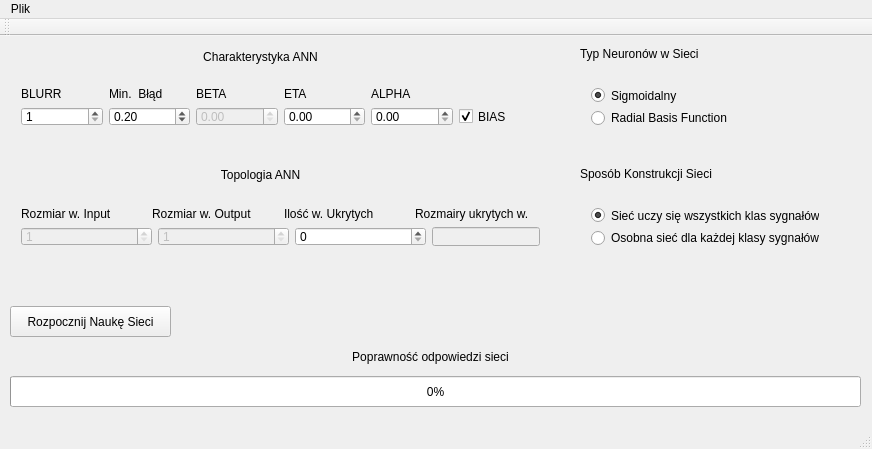
Qt form mainwindow.ui (coyote443/NeuralNetForMarket) before a commit.
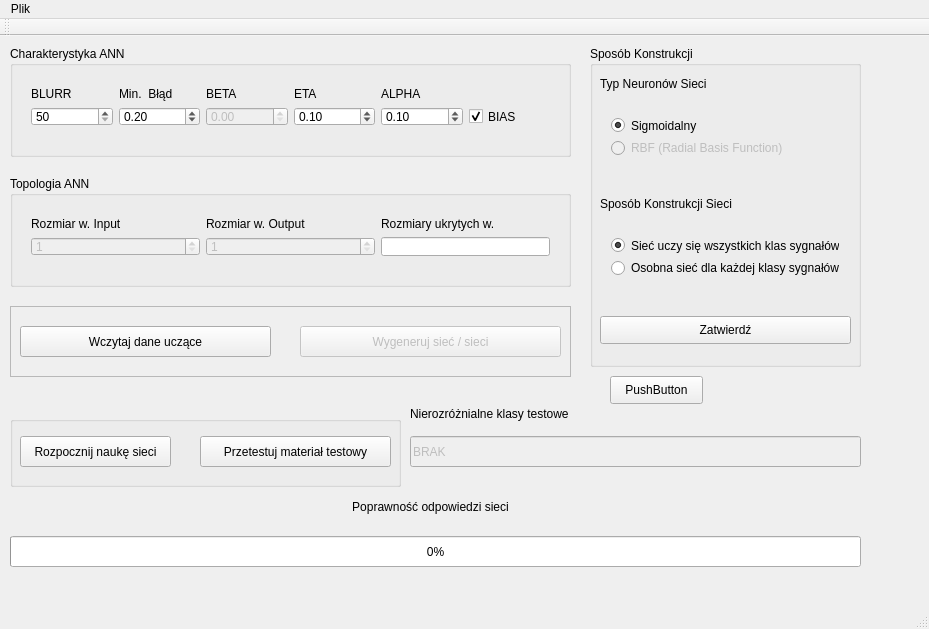
The same form after that commit.

Patch:
```diff
--- a/mainwindow.ui
+++ b/mainwindow.ui
@@ -6,8 +6,8 @@
    <rect>
     <x>0</x>
     <y>0</y>
-    <width>872</width>
-    <height>449</height>
+    <width>929</width>
+    <height>629</height>
    </rect>
   </property>
   <property name="windowTitle">
@@ -17,11 +17,96 @@
    <bool>false</bool>
   </property>
   <widget class="QWidget" name="centralWidget">
+   <widget class="QProgressBar" name="progressBar">
+    <property name="geometry">
+     <rect>
+      <x>10</x>
+      <y>500</y>
+      <width>851</width>
+      <height>31</height>
+     </rect>
+    </property>
+    <property name="toolTip">
+     <string>&lt;html&gt;&lt;head/&gt;&lt;body&gt;&lt;p&gt;&lt;span style=&quot; font-weight:600;&quot;&gt;Uwaga&lt;/span&gt;. Zbyt wysoka wartość może wiązać się z przeuczeniem sieci.&lt;/p&gt;&lt;/body&gt;&lt;/html&gt;</string>
+    </property>
+    <property name="whatsThis">
+     <string>&lt;html&gt;&lt;head/&gt;&lt;body&gt;&lt;p&gt;&lt;br/&gt;&lt;/p&gt;&lt;/body&gt;&lt;/html&gt;</string>
+    </property>
+    <property name="value">
+     <number>0</number>
+    </property>
+   </widget>
+   <widget class="QLabel" name="label_6">
+    <property name="geometry">
+     <rect>
+      <x>10</x>
+      <y>460</y>
+      <width>841</width>
+      <height>21</height>
+     </rect>
+    </property>
+    <property name="text">
+     <string>Poprawność odpowiedzi sieci</string>
+    </property>
+    <property name="alignment">
+     <set>Qt::AlignCenter</set>
+    </property>
+   </widget>
+   <widget class="QLineEdit" name="lineEdit_2">
+    <property name="enabled">
+     <bool>false</bool>
+    </property>
+    <property name="geometry">
+     <rect>
+      <x>410</x>
+      <y>400</y>
+      <width>451</width>
+      <height>31</height>
+     </rect>
+    </property>
+    <property name="sizePolicy">
+     <sizepolicy hsizetype="Fixed" vsizetype="Fixed">
+      <horstretch>0</horstretch>
+      <verstretch>0</verstretch>
+     </sizepolicy>
+    </property>
+    <property name="toolTip">
+     <string>&lt;html&gt;&lt;head/&gt;&lt;body&gt;&lt;p&gt;Kolejne rozmiary warstw ukrytych sieci.&lt;/p&gt;&lt;/body&gt;&lt;/html&gt;</string>
+    </property>
+    <property name="text">
+     <string>BRAK</string>
+    </property>
+   </widget>
+   <widget class="QLabel" name="label_15">
+    <property name="geometry">
+     <rect>
+      <x>410</x>
+      <y>370</y>
+      <width>171</width>
+      <height>16</height>
+     </rect>
+    </property>
+    <property name="text">
+     <string>Nierozróżnialne klasy testowe</string>
+    </property>
+   </widget>
+   <widget class="QGroupBox" name="groupBoxSpecifi">
+    <property name="geometry">
+     <rect>
+      <x>10</x>
+      <y>10</y>
+      <width>561</width>
+      <height>111</height>
+     </rect>
+    </property>
+    <property name="title">
+     <string>Charakterystyka ANN</string>
+    </property>
    <widget class="QWidget" name="verticalLayoutWidget">
     <property name="geometry">
      <rect>
       <x>10</x>
-      <y>40</y>
+       <y>30</y>
       <width>541</width>
       <height>61</height>
      </rect>
@@ -81,7 +166,7 @@
           <string>&lt;html&gt;&lt;head/&gt;&lt;body&gt;&lt;p&gt;Określa po ilu próbkach ma nastąpić obliczenie średniej wartości błędu.&lt;/p&gt;&lt;/body&gt;&lt;/html&gt;</string>
          </property>
          <property name="minimum">
-          <number>1</number>
+           <number>50</number>
          </property>
          <property name="maximum">
           <number>10000</number>
@@ -131,6 +216,9 @@
          <property name="singleStep">
           <double>0.100000000000000</double>
          </property>
+          <property name="value">
+           <double>0.100000000000000</double>
+          </property>
         </widget>
        </item>
        <item>
@@ -144,6 +232,9 @@
          <property name="singleStep">
           <double>0.100000000000000</double>
          </property>
+          <property name="value">
+           <double>0.100000000000000</double>
+          </property>
         </widget>
        </item>
        <item>
@@ -163,91 +254,206 @@
      </item>
     </layout>
    </widget>
+   </widget>
+   <widget class="QGroupBox" name="groupBoxButtons">
+    <property name="geometry">
+     <rect>
+      <x>10</x>
+      <y>380</y>
+      <width>391</width>
+      <height>71</height>
+     </rect>
+    </property>
+    <property name="title">
+     <string/>
+    </property>
    <widget class="QPushButton" name="pushButtonStartNetworkLearning">
     <property name="geometry">
      <rect>
       <x>10</x>
-      <y>270</y>
-      <width>161</width>
+       <y>20</y>
+       <width>151</width>
       <height>31</height>
      </rect>
     </property>
     <property name="text">
-     <string>Rozpocznij Naukę Sieci</string>
-    </property>
-   </widget>
-   <widget class="QProgressBar" name="progressBar">
+      <string>Rozpocznij naukę sieci</string>
+     </property>
+    </widget>
+    <widget class="QPushButton" name="pushButton">
     <property name="geometry">
      <rect>
-      <x>10</x>
-      <y>340</y>
-      <width>851</width>
+       <x>190</x>
+       <y>20</y>
+       <width>191</width>
       <height>31</height>
      </rect>
     </property>
-    <property name="toolTip">
-     <string>&lt;html&gt;&lt;head/&gt;&lt;body&gt;&lt;p&gt;&lt;span style=&quot; font-weight:600;&quot;&gt;Uwaga&lt;/span&gt;. Zbyt wysoka wartość może wiązać się z przeuczeniem sieci.&lt;/p&gt;&lt;/body&gt;&lt;/html&gt;</string>
-    </property>
-    <property name="whatsThis">
-     <string>&lt;html&gt;&lt;head/&gt;&lt;body&gt;&lt;p&gt;&lt;br/&gt;&lt;/p&gt;&lt;/body&gt;&lt;/html&gt;</string>
-    </property>
-    <property name="value">
-     <number>0</number>
-    </property>
-   </widget>
-   <widget class="QLabel" name="label_6">
-    <property name="geometry">
-     <rect>
-      <x>10</x>
-      <y>310</y>
-      <width>841</width>
-      <height>21</height>
-     </rect>
-    </property>
     <property name="text">
-     <string>Poprawność odpowiedzi sieci</string>
-    </property>
-    <property name="alignment">
-     <set>Qt::AlignCenter</set>
-    </property>
-   </widget>
-   <widget class="QLabel" name="label_8">
+      <string>Przetestuj materiał testowy</string>
+     </property>
+    </widget>
+   </widget>
+   <widget class="QGroupBox" name="groupBoxWayOfNetConstruct">
     <property name="geometry">
      <rect>
-      <x>10</x>
+      <x>590</x>
       <y>10</y>
-      <width>501</width>
-      <height>21</height>
+      <width>271</width>
+      <height>321</height>
      </rect>
     </property>
+    <property name="title">
+     <string>Sposób Konstrukcji</string>
+    </property>
+    <widget class="QWidget" name="verticalLayoutWidget_4">
+     <property name="geometry">
+      <rect>
+       <x>10</x>
+       <y>60</y>
+       <width>251</width>
+       <height>61</height>
+      </rect>
+     </property>
+     <layout class="QVBoxLayout" name="verticalLayout_3">
+      <item>
+       <widget class="QRadioButton" name="radioButtonNeuronSigmoid">
+        <property name="enabled">
+         <bool>true</bool>
+        </property>
     <property name="text">
-     <string>Charakterystyka ANN</string>
-    </property>
+         <string>Sigmoidalny</string>
+        </property>
+        <property name="checkable">
+         <bool>true</bool>
+        </property>
+        <property name="checked">
+         <bool>true</bool>
+        </property>
+       </widget>
+      </item>
+      <item>
+       <widget class="QRadioButton" name="radioButtonNeuronRBF">
+        <property name="enabled">
+         <bool>false</bool>
+        </property>
+        <property name="text">
+         <string>RBF (Radial Basis Function)</string>
+        </property>
+        <property name="checkable">
+         <bool>true</bool>
+        </property>
+       </widget>
+      </item>
+     </layout>
+    </widget>
+    <widget class="QLabel" name="label_18">
+     <property name="geometry">
+      <rect>
+       <x>10</x>
+       <y>150</y>
+       <width>151</width>
+       <height>16</height>
+      </rect>
+     </property>
+     <property name="text">
+      <string>Sposób Konstrukcji Sieci</string>
+     </property>
     <property name="alignment">
-     <set>Qt::AlignCenter</set>
-    </property>
-   </widget>
-   <widget class="QLabel" name="label_9">
+      <set>Qt::AlignLeading|Qt::AlignLeft|Qt::AlignVCenter</set>
+     </property>
+    </widget>
+    <widget class="QWidget" name="verticalLayoutWidget_3">
     <property name="geometry">
      <rect>
       <x>10</x>
-      <y>131</y>
-      <width>501</width>
+       <y>180</y>
+       <width>250</width>
+       <height>61</height>
+      </rect>
+     </property>
+     <layout class="QVBoxLayout" name="verticalLayout">
+      <item>
+       <widget class="QRadioButton" name="radioButtonOneNetworkForAllClases">
+        <property name="enabled">
+         <bool>true</bool>
+        </property>
+        <property name="text">
+         <string>Sieć uczy się wszystkich klas sygnałów</string>
+        </property>
+        <property name="checked">
+         <bool>true</bool>
+        </property>
+       </widget>
+      </item>
+      <item>
+       <widget class="QRadioButton" name="radioButtonNetworkForEachClass">
+        <property name="enabled">
+         <bool>true</bool>
+        </property>
+        <property name="text">
+         <string>Osobna sieć dla każdej klasy sygnałów</string>
+        </property>
+        <property name="checked">
+         <bool>false</bool>
+        </property>
+       </widget>
+      </item>
+     </layout>
+    </widget>
+    <widget class="QLabel" name="label_17">
+     <property name="geometry">
+      <rect>
+       <x>10</x>
+       <y>30</y>
+       <width>151</width>
       <height>16</height>
      </rect>
     </property>
     <property name="text">
+      <string>Typ Neuronów Sieci</string>
+     </property>
+     <property name="alignment">
+      <set>Qt::AlignLeading|Qt::AlignLeft|Qt::AlignVCenter</set>
+     </property>
+    </widget>
+    <widget class="QPushButton" name="pushButtonApplyConstruct">
+     <property name="geometry">
+      <rect>
+       <x>10</x>
+       <y>270</y>
+       <width>251</width>
+       <height>28</height>
+      </rect>
+     </property>
+     <property name="text">
+      <string>Zatwierdź</string>
+     </property>
+    </widget>
+    <zorder>verticalLayoutWidget_4</zorder>
+    <zorder>verticalLayoutWidget_3</zorder>
+    <zorder>label_18</zorder>
+    <zorder>verticalLayoutWidget_3</zorder>
+    <zorder>label_17</zorder>
+    <zorder>pushButtonApplyConstruct</zorder>
+   </widget>
+   <widget class="QGroupBox" name="groupBoxTopology">
+    <property name="geometry">
+     <rect>
+      <x>10</x>
+      <y>140</y>
+      <width>561</width>
+      <height>111</height>
+     </rect>
+    </property>
+    <property name="title">
      <string>Topologia ANN</string>
     </property>
-    <property name="alignment">
-     <set>Qt::AlignCenter</set>
-    </property>
-   </widget>
    <widget class="QWidget" name="verticalLayoutWidget_2">
     <property name="geometry">
      <rect>
       <x>10</x>
-      <y>160</y>
+       <y>30</y>
       <width>541</width>
       <height>61</height>
      </rect>
@@ -269,17 +475,10 @@
          </property>
         </widget>
        </item>
-       <item>
-        <widget class="QLabel" name="label_13">
-         <property name="text">
-          <string>Ilość w. Ukrytych</string>
-         </property>
-        </widget>
-       </item>
        <item>
         <widget class="QLabel" name="label_14">
          <property name="text">
-          <string>Rozmairy ukrytych w.</string>
+           <string>Rozmiary ukrytych w.</string>
          </property>
         </widget>
        </item>
@@ -320,19 +519,12 @@
         </widget>
        </item>
        <item>
-        <widget class="QSpinBox" name="spinBox">
-         <property name="toolTip">
-          <string>&lt;html&gt;&lt;head/&gt;&lt;body&gt;&lt;p&gt;Ilość warstw ukrytych&lt;/p&gt;&lt;/body&gt;&lt;/html&gt;</string>
-         </property>
-        </widget>
-       </item>
-       <item>
-        <widget class="QLineEdit" name="lineEdit">
+         <widget class="QLineEdit" name="lineEditNumOfHiddLays">
          <property name="enabled">
-          <bool>false</bool>
+           <bool>true</bool>
          </property>
          <property name="sizePolicy">
-          <sizepolicy hsizetype="Fixed" vsizetype="Fixed">
+           <sizepolicy hsizetype="Preferred" vsizetype="Fixed">
            <horstretch>0</horstretch>
            <verstretch>0</verstretch>
           </sizepolicy>
@@ -346,104 +538,64 @@
      </item>
     </layout>
    </widget>
-   <widget class="QLabel" name="label_17">
-    <property name="geometry">
-     <rect>
-      <x>580</x>
-      <y>10</y>
-      <width>151</width>
-      <height>16</height>
-     </rect>
-    </property>
-    <property name="text">
-     <string>Typ Neuronów w Sieci</string>
-    </property>
-    <property name="alignment">
-     <set>Qt::AlignLeading|Qt::AlignLeft|Qt::AlignVCenter</set>
-    </property>
    </widget>
-   <widget class="QLabel" name="label_18">
+   <widget class="QFrame" name="frameLoadGenerate">
     <property name="geometry">
      <rect>
-      <x>580</x>
-      <y>130</y>
-      <width>151</width>
-      <height>16</height>
+      <x>10</x>
+      <y>270</y>
+      <width>561</width>
+      <height>71</height>
      </rect>
     </property>
-    <property name="text">
-     <string>Sposób Konstrukcji Sieci</string>
+    <property name="frameShape">
+     <enum>QFrame::StyledPanel</enum>
     </property>
-    <property name="alignment">
-     <set>Qt::AlignLeading|Qt::AlignLeft|Qt::AlignVCenter</set>
+    <property name="frameShadow">
+     <enum>QFrame::Raised</enum>
     </property>
-   </widget>
-   <widget class="QWidget" name="verticalLayoutWidget_3">
+    <widget class="QPushButton" name="pushButtonLoadDataset">
     <property name="geometry">
      <rect>
-      <x>580</x>
-      <y>160</y>
-      <width>250</width>
-      <height>61</height>
-     </rect>
-    </property>
-    <layout class="QVBoxLayout" name="verticalLayout">
-     <item>
-      <widget class="QRadioButton" name="radioButton_3">
-       <property name="text">
-        <string>Sieć uczy się wszystkich klas sygnałów</string>
-       </property>
-       <property name="checked">
-        <bool>true</bool>
-       </property>
-      </widget>
-     </item>
-     <item>
-      <widget class="QRadioButton" name="radioButton_4">
-       <property name="text">
-        <string>Osobna sieć dla każdej klasy sygnałów</string>
-       </property>
-       <property name="checked">
-        <bool>false</bool>
-       </property>
-      </widget>
-     </item>
-    </layout>
-   </widget>
-   <widget class="QWidget" name="verticalLayoutWidget_4">
-    <property name="geometry">
-     <rect>
-      <x>580</x>
-      <y>40</y>
+       <x>10</x>
+       <y>20</y>
       <width>251</width>
-      <height>61</height>
-     </rect>
-    </property>
-    <layout class="QVBoxLayout" name="verticalLayout_3">
-     <item>
-      <widget class="QRadioButton" name="radioButtonNeuronSigmoid">
+       <height>31</height>
+      </rect>
+     </property>
        <property name="text">
-        <string>Sigmoidalny</string>
-       </property>
-       <property name="checkable">
-        <bool>true</bool>
-       </property>
-       <property name="checked">
-        <bool>true</bool>
-       </property>
-      </widget>
-     </item>
-     <item>
-      <widget class="QRadioButton" name="radioButtonNeuronRBF">
+      <string>Wczytaj dane uczące</string>
+     </property>
+    </widget>
+    <widget class="QPushButton" name="pushButtonGenerateNetwork">
+     <property name="enabled">
+      <bool>false</bool>
+     </property>
+     <property name="geometry">
+      <rect>
+       <x>290</x>
+       <y>20</y>
+       <width>261</width>
+       <height>31</height>
+      </rect>
+     </property>
        <property name="text">
-        <string>Radial Basis Function</string>
-       </property>
-       <property name="checkable">
-        <bool>true</bool>
-       </property>
-      </widget>
-     </item>
-    </layout>
+      <string>Wygeneruj sieć / sieci</string>
+     </property>
+    </widget>
+   </widget>
+   <widget class="QPushButton" name="pushButton_2">
+    <property name="geometry">
+     <rect>
+      <x>610</x>
+      <y>340</y>
+      <width>93</width>
+      <height>28</height>
+     </rect>
+    </property>
+    <property name="text">
+     <string>PushButton</string>
+    </property>
    </widget>
   </widget>
   <widget class="QMenuBar" name="menuBar">
@@ -451,7 +603,7 @@
     <rect>
      <x>0</x>
      <y>0</y>
-     <width>872</width>
+     <width>929</width>
      <height>26</height>
     </rect>
    </property>
```
Left out of the diff: 14 changed lines with no effect on the pictures. Lines whose indentation alone changed are shown as unchanged.
